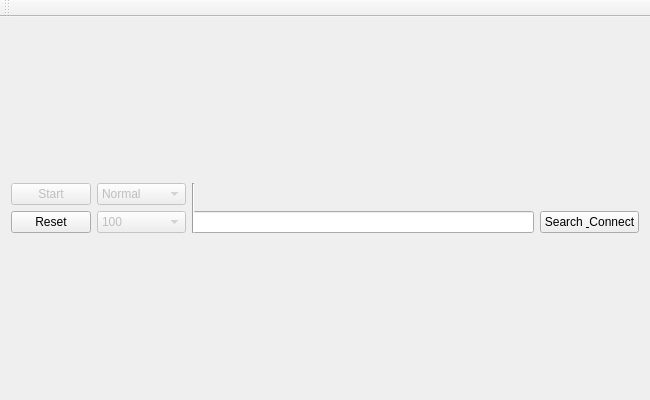
Above: QWT500/qwt500widget.ui from NilsMinor/QWT500 before the change. Below: the same form after it.
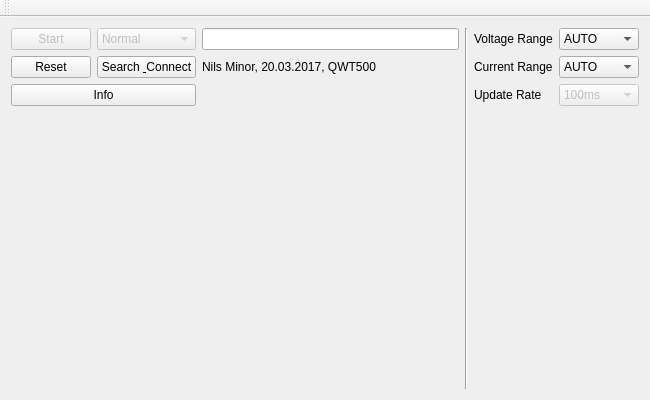
That is the form after the change.

The edit to the form file:
```diff
--- a/QWT500/qwt500widget.ui
+++ b/QWT500/qwt500widget.ui
@@ -17,6 +17,9 @@
    <layout class="QGridLayout" name="gridLayout_2">
     <item row="0" column="0">
      <layout class="QGridLayout" name="qwt500GridLayout">
+      <property name="sizeConstraint">
+       <enum>QLayout::SetMinimumSize</enum>
+      </property>
       <item row="0" column="2">
        <widget class="QComboBox" name="comboBoxQWT500Style">
         <property name="enabled">
@@ -34,55 +37,7 @@
         </item>
        </widget>
       </item>
-      <item row="1" column="2">
-       <widget class="QComboBox" name="comboBoxQWT500Period">
-        <property name="enabled">
-         <bool>false</bool>
-        </property>
-        <item>
-         <property name="text">
-          <string>100</string>
-         </property>
-        </item>
-        <item>
-         <property name="text">
-          <string>500</string>
-         </property>
-        </item>
-        <item>
-         <property name="text">
-          <string>1000</string>
-         </property>
-        </item>
-        <item>
-         <property name="text">
-          <string>2500</string>
-         </property>
-        </item>
-        <item>
-         <property name="text">
-          <string>5000</string>
-         </property>
-        </item>
-       </widget>
-      </item>
-      <item row="1" column="5">
-       <widget class="QLineEdit" name="lineEditQWT500DeviceInfo"/>
-      </item>
-      <item row="1" column="6">
-       <widget class="QPushButton" name="pushButtonQWT500Search">
-        <property name="sizePolicy">
-         <sizepolicy hsizetype="Preferred" vsizetype="Fixed">
-          <horstretch>0</horstretch>
-          <verstretch>0</verstretch>
-         </sizepolicy>
-        </property>
-        <property name="text">
-         <string>Search &amp; Connect</string>
-        </property>
-       </widget>
-      </item>
-      <item row="0" column="4" rowspan="2" colspan="2">
+      <item row="0" column="4" rowspan="5" colspan="2">
        <widget class="Line" name="line">
         <property name="orientation">
          <enum>Qt::Vertical</enum>
@@ -99,6 +54,118 @@
         </property>
        </widget>
       </item>
+      <item row="1" column="6">
+       <widget class="QLabel" name="label_2">
+        <property name="text">
+         <string>Current Range</string>
+        </property>
+       </widget>
+      </item>
+      <item row="0" column="7">
+       <widget class="QComboBox" name="comboBoxQWT500VoltageRange">
+        <item>
+         <property name="text">
+          <string>AUTO</string>
+         </property>
+        </item>
+        <item>
+         <property name="text">
+          <string>15V</string>
+         </property>
+        </item>
+        <item>
+         <property name="text">
+          <string>30V</string>
+         </property>
+        </item>
+        <item>
+         <property name="text">
+          <string>60V</string>
+         </property>
+        </item>
+        <item>
+         <property name="text">
+          <string>100V</string>
+         </property>
+        </item>
+        <item>
+         <property name="text">
+          <string>150V</string>
+         </property>
+        </item>
+        <item>
+         <property name="text">
+          <string>300V</string>
+         </property>
+        </item>
+        <item>
+         <property name="text">
+          <string>600V</string>
+         </property>
+        </item>
+        <item>
+         <property name="text">
+          <string>1000V</string>
+         </property>
+        </item>
+       </widget>
+      </item>
+      <item row="2" column="7">
+       <widget class="QComboBox" name="comboBoxQWT500Period">
+        <property name="enabled">
+         <bool>false</bool>
+        </property>
+        <property name="sizePolicy">
+         <sizepolicy hsizetype="Fixed" vsizetype="Fixed">
+          <horstretch>0</horstretch>
+          <verstretch>0</verstretch>
+         </sizepolicy>
+        </property>
+        <property name="minimumSize">
+         <size>
+          <width>80</width>
+          <height>0</height>
+         </size>
+        </property>
+        <item>
+         <property name="text">
+          <string>100ms</string>
+         </property>
+        </item>
+        <item>
+         <property name="text">
+          <string>200ms</string>
+         </property>
+        </item>
+        <item>
+         <property name="text">
+          <string>500ms</string>
+         </property>
+        </item>
+        <item>
+         <property name="text">
+          <string>1000ms</string>
+         </property>
+        </item>
+        <item>
+         <property name="text">
+          <string>2000ms</string>
+         </property>
+        </item>
+        <item>
+         <property name="text">
+          <string>5000ms</string>
+         </property>
+        </item>
+       </widget>
+      </item>
+      <item row="0" column="6">
+       <widget class="QLabel" name="label_3">
+        <property name="text">
+         <string>Voltage Range</string>
+        </property>
+       </widget>
+      </item>
       <item row="1" column="1">
        <widget class="QPushButton" name="pushButtonQWT500Reset">
         <property name="text">
@@ -106,6 +173,94 @@
         </property>
        </widget>
       </item>
+      <item row="0" column="3">
+       <widget class="QLineEdit" name="lineEditQWT500DeviceInfo">
+        <property name="sizePolicy">
+         <sizepolicy hsizetype="Expanding" vsizetype="Minimum">
+          <horstretch>0</horstretch>
+          <verstretch>0</verstretch>
+         </sizepolicy>
+        </property>
+       </widget>
+      </item>
+      <item row="1" column="7">
+       <widget class="QComboBox" name="comboBoxQWT500CurrentRange">
+        <item>
+         <property name="text">
+          <string>AUTO</string>
+         </property>
+        </item>
+        <item>
+         <property name="text">
+          <string>500mA</string>
+         </property>
+        </item>
+        <item>
+         <property name="text">
+          <string>1A</string>
+         </property>
+        </item>
+        <item>
+         <property name="text">
+          <string>2A</string>
+         </property>
+        </item>
+        <item>
+         <property name="text">
+          <string>5A</string>
+         </property>
+        </item>
+        <item>
+         <property name="text">
+          <string>10A</string>
+         </property>
+        </item>
+        <item>
+         <property name="text">
+          <string>20A</string>
+         </property>
+        </item>
+        <item>
+         <property name="text">
+          <string>40A</string>
+         </property>
+        </item>
+       </widget>
+      </item>
+      <item row="1" column="2">
+       <widget class="QPushButton" name="pushButtonQWT500Search">
+        <property name="sizePolicy">
+         <sizepolicy hsizetype="Preferred" vsizetype="Fixed">
+          <horstretch>0</horstretch>
+          <verstretch>0</verstretch>
+         </sizepolicy>
+        </property>
+        <property name="text">
+         <string>Search &amp; Connect</string>
+        </property>
+       </widget>
+      </item>
+      <item row="2" column="6">
+       <widget class="QLabel" name="label">
+        <property name="text">
+         <string>Update Rate</string>
+        </property>
+       </widget>
+      </item>
+      <item row="2" column="1" colspan="2">
+       <widget class="QPushButton" name="pushButtonInfo">
+        <property name="text">
+         <string>Info</string>
+        </property>
+       </widget>
+      </item>
+      <item row="1" column="3">
+       <widget class="QLabel" name="label_4">
+        <property name="text">
+         <string>Nils Minor, 20.03.2017, QWT500 </string>
+        </property>
+       </widget>
+      </item>
      </layout>
     </item>
     <item row="1" column="0">
```
